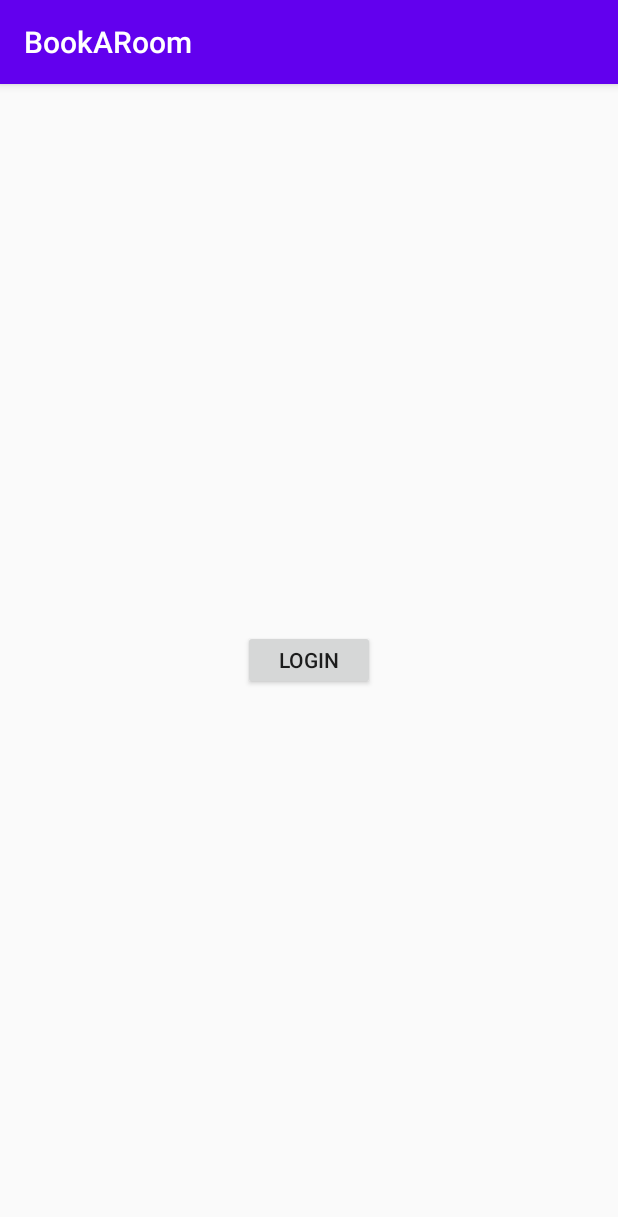
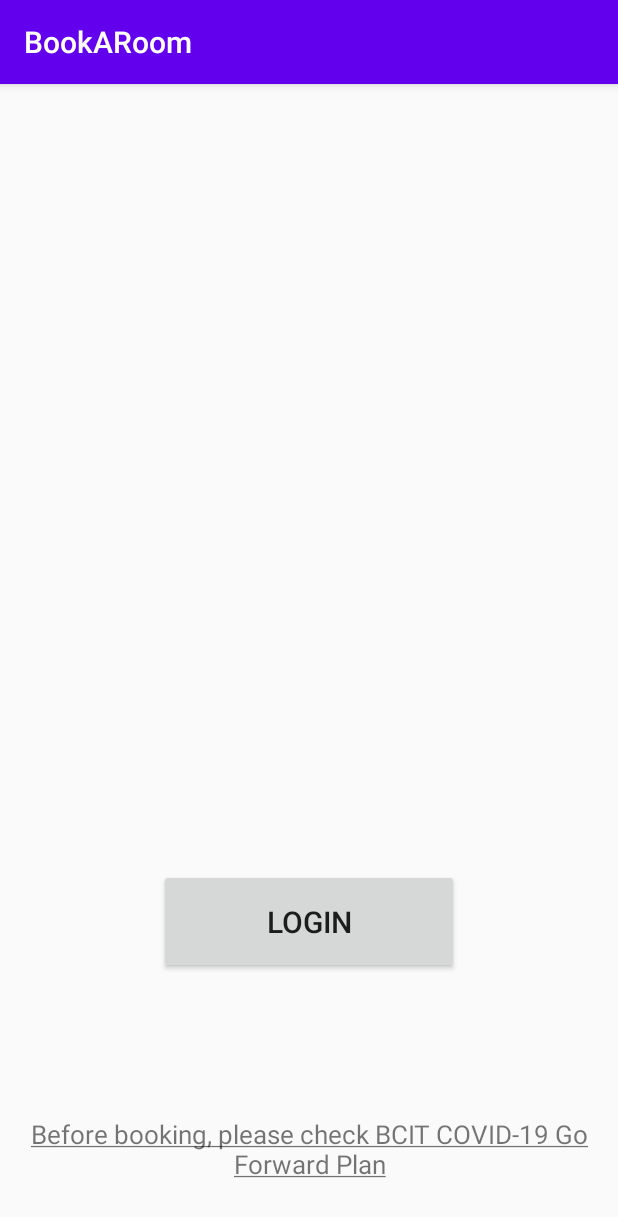
Before and after one commit to yogiduzit/BookARoom, an Android app: the screen it shows after launch (MainActivity), after a tap on "LOGIN", on a phone screen of 412 x 824 dp. Shown: the top 1217 px of the screen. Run offline under Robolectric (Android 15) with nearby library versions, the phone set to English and light mode, and no system bars.

Commit message:
Improved styling and comments
Pivot to constraint layout
Added JavaDoc comments for functions

```diff
--- a/app/src/main/java/com/example/bookaroom/MainActivity.java
+++ b/app/src/main/java/com/example/bookaroom/MainActivity.java
@@ -8,26 +8,79 @@ import android.os.Bundle;
 import android.view.View;
 import android.widget.TextView;
 
+import java.util.HashMap;
+import java.util.Map;
+
 public class MainActivity extends AppCompatActivity {
 
     public static final String BCIT_URL = "https://id.bcit.ca";
+    public static final String GO_FORWARD_URL = "https://www.bcit.ca/covid-19/return-to-operations/";
+
+    /**
+     * Authentication status of the user
+     */
     private boolean loggedIn = false;
+
+    /**
+     * Stores the key value pairs containing the button id
+     * and link to be opened on clicking the button corresponding
+     * to the id
+     */
+    private Map<Integer, String> linksMap = new HashMap();
 
     @Override
     protected void onCreate(Bundle savedInstanceState) {
         super.onCreate(savedInstanceState);
         setContentView(R.layout.activity_main);
+        setupLinks();
         setButtonTitle();
     }
 
-    public void openURL(View view) {
-        Intent launchBrowser = new Intent(Intent.ACTION_VIEW, Uri.parse(MainActivity.BCIT_URL));
-        startActivity(launchBrowser);
+    /**
+     * Handles the click action on main button
+     * @param view the clicked element
+     */
+    public void onMainBtnClick(View view) {
+        openURL(view.getId());
     }
 
+    /**
+     * Handles the click action on Go Forward link
+     * @param view the clicked element
+     */
+    public void onGoForwardClick(View view) {
+        openURL(view.getId());
+    }
+
+    /**
+     * Populates the links map with the key-value pairs
+     * containing the view id and links to be used on main page.
+     */
+    private void setupLinks() {
+        linksMap.put(R.id.mainBtn, MainActivity.BCIT_URL);
+        linksMap.put(R.id.go_forward_link, MainActivity.GO_FORWARD_URL);
+    }
+
+    /**
+     * Sets the button title for the main button depending
+     * upon the user authentication status
+     * If the user is logged in, set it to "View bookings"
+     * If the user isn't logged in, set it to "Login"
+     */
     private void setButtonTitle() {
         TextView mainBtn = (TextView) findViewById(R.id.mainBtn);
         String title = getString(loggedIn ? R.string.view_bookings : R.string.login);
         mainBtn.setText(title);
     }
+
+    /**
+     * Opens a provided URL in external browser
+     * @param urlId the url to be opened
+     */
+    private void openURL(Integer urlId) {
+        String url = linksMap.get(urlId);
+        Intent launchBrowser = new Intent(Intent.ACTION_VIEW, Uri.parse(url));
+        startActivity(launchBrowser);
+    }
+
 }
--- a/app/src/main/res/layout/activity_main.xml
+++ b/app/src/main/res/layout/activity_main.xml
@@ -1,18 +1,41 @@
 <?xml version="1.0" encoding="utf-8"?>
-<LinearLayout xmlns:android="http://schemas.android.com/apk/res/android"
+<androidx.constraintlayout.widget.ConstraintLayout xmlns:android="http://schemas.android.com/apk/res/android"
     xmlns:app="http://schemas.android.com/apk/res-auto"
     xmlns:tools="http://schemas.android.com/tools"
     android:layout_width="match_parent"
     android:layout_height="match_parent"
-    android:orientation="vertical"
-    android:gravity="center"
     tools:context=".MainActivity">
+
 
     <Button
         android:id="@+id/mainBtn"
+        android:layout_width="200dp"
+        android:layout_height="70dp"
+        android:textSize="20sp"
+        android:onClick="onMainBtnClick"
+        android:text="@string/login"
+        app:layout_constraintRight_toRightOf="parent"
+        app:layout_constraintLeft_toLeftOf="parent"
+        app:layout_constraintTop_toTopOf="parent"
+        app:layout_constraintBottom_toBottomOf="parent"
+        app:layout_constraintVertical_bias="0.75"
+        />
+
+    <TextView
+        android:id="@+id/go_forward_link"
         android:layout_width="wrap_content"
-        android:layout_height="40dp"
-        android:text="@string/login"
-        android:onClick="openURL"/>
+        android:gravity="center"
+        android:layout_height="60dp"
+        android:onClick="onGoForwardClick"
+        android:text="@string/go_forward_plan"
+        android:textAlignment="center"
+        android:textSize="17sp"
+        app:layout_constraintRight_toRightOf="parent"
+        app:layout_constraintLeft_toLeftOf="parent"
+        app:layout_constraintTop_toTopOf="parent"
+        app:layout_constraintBottom_toBottomOf="parent"
+        app:layout_constraintVertical_bias="0.96"
+        />
 
-</LinearLayout>
+
+</androidx.constraintlayout.widget.ConstraintLayout>
--- a/app/src/main/res/values/strings.xml
+++ b/app/src/main/res/values/strings.xml
@@ -2,4 +2,5 @@
     <string name="app_name">BookARoom</string>
     <string name="login">Login</string>
     <string name="view_bookings">View Bookings</string>
+    <string name="go_forward_plan"><u>Before booking, please check BCIT COVID-19 Go Forward Plan</u></string>
 </resources>
```
